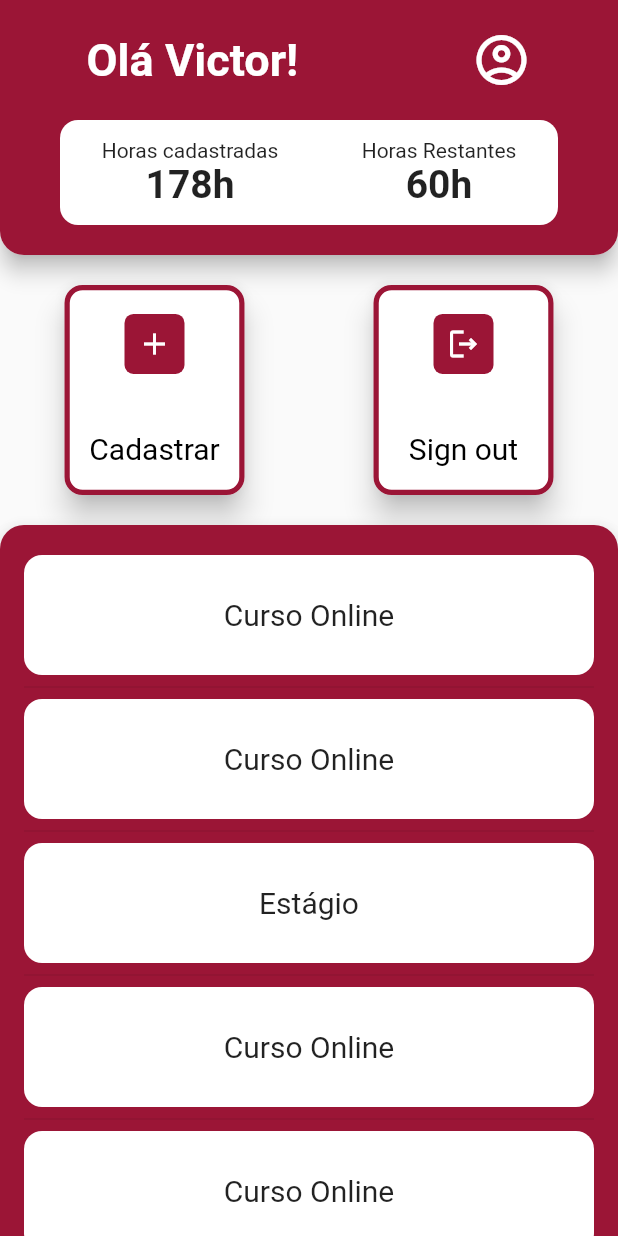
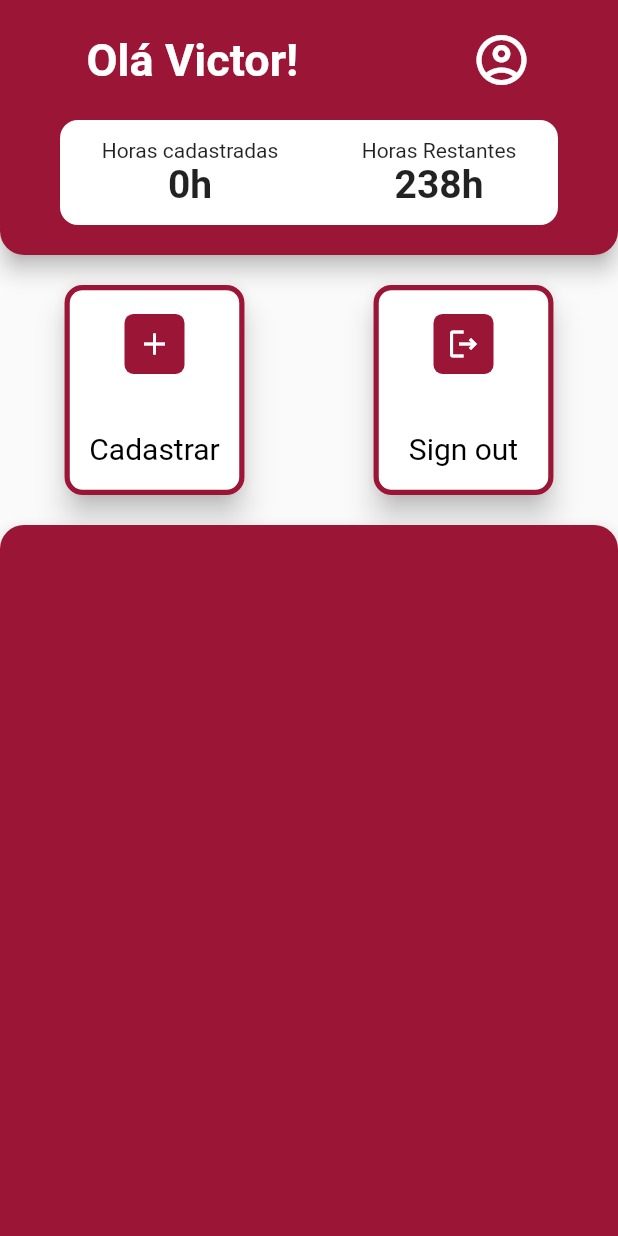
Before and after one commit to JonasCSilva/for_hour, a Flutter app: the screen it shows once a user with an empty profile is signed in, on a phone screen of 412 x 824 dp. Run offline on Flutter 3.47's test engine with Material 2 defaults, Android fonts, the phone set to English and light mode, and no system bars; our stand-ins replace cloud_firestore, firebase_auth, firebase_core; missing offline and left inert: flutter_picker; accounts and stored records are empty.

Commit message:
firestore implemented in home_page

```diff
--- a/lib/home_page.dart
+++ b/lib/home_page.dart
@@ -1,3 +1,4 @@
+import 'package:cloud_firestore/cloud_firestore.dart';
 import 'package:firebase_auth/firebase_auth.dart';
 import 'package:flutter/material.dart';
 import 'package:for_hour/register_page.dart';
@@ -10,19 +11,35 @@ class HomePage extends StatefulWidget {
 }
 
 class _HomePageState extends State<HomePage> {
-  final List<String> entries = <String>[
-    'Curso Online',
-    'Curso Online',
-    'Estágio',
-    'Curso Online',
-    'Curso Online',
-    'Estágio',
-    'Curso Online',
-    'Curso Online'
+  List<Map<String, dynamic>> _entries = <Map<String, dynamic>>[
+    {'hours': 40, 'category': 'Course'},
+    {'hours': 60, 'category': 'Internship'}
   ];
+
+  num _hours = 0;
 
   _signOut() async {
     await FirebaseAuth.instance.signOut();
+  }
+
+  @override
+  void initState() {
+    FirebaseFirestore.instance
+        .collection("users/tIeMjnsFX2Ur69clWHgJvCxxltc2/certificates")
+        .get()
+        .then((event) {
+      final List<Map<String, dynamic>> test = [];
+      num test2 = 0;
+      for (var doc in event.docs) {
+        test.add(doc.data());
+        test2 += doc.data()['hours'];
+      }
+      setState(() {
+        _entries = test;
+        _hours = test2;
+      });
+    });
+    super.initState();
   }
 
   @override
@@ -70,19 +87,19 @@ class _HomePageState extends State<HomePage> {
                           children: [
                             Column(
                                 mainAxisAlignment: MainAxisAlignment.center,
-                                children: const [
-                                  Text('Horas cadastradas'),
-                                  Text('178h',
-                                      style: TextStyle(
+                                children: [
+                                  const Text('Horas cadastradas'),
+                                  Text('${_hours.toString()}h',
+                                      style: const TextStyle(
                                           fontSize: 26,
                                           fontWeight: FontWeight.w700))
                                 ]),
                             Column(
                                 mainAxisAlignment: MainAxisAlignment.center,
-                                children: const [
-                                  Text('Horas Restantes'),
-                                  Text('60h',
-                                      style: TextStyle(
+                                children: [
+                                  const Text('Horas Restantes'),
+                                  Text('${(238 - _hours).toString()}h',
+                                      style: const TextStyle(
                                           fontSize: 26,
                                           fontWeight: FontWeight.w700))
                                 ])
@@ -169,7 +186,7 @@ class _HomePageState extends State<HomePage> {
                   padding: const EdgeInsets.all(16),
                   separatorBuilder: (BuildContext context, int index) =>
                       const Divider(),
-                  itemCount: entries.length,
+                  itemCount: _entries.length,
                   itemBuilder: (BuildContext context, int index) {
                     return Container(
                       decoration: BoxDecoration(
@@ -178,8 +195,24 @@ class _HomePageState extends State<HomePage> {
                       ),
                       height: 80,
                       child: Center(
-                          child: Text(entries[index],
-                              style: const TextStyle(fontSize: 20))),
+                          child: Row(
+                              mainAxisAlignment: MainAxisAlignment.spaceAround,
+                              children: [
+                            Text(_entries[index]['hours'].toString(),
+                                style: const TextStyle(fontSize: 18)),
+                            Text(_entries[index]['category'],
+                                style: const TextStyle(fontSize: 18)),
+                            Text(
+                                _entries[index]['isValidadated'] == null
+                                    ? 'Não validado'
+                                    : 'Validado',
+                                style: TextStyle(
+                                    fontSize: 16,
+                                    color:
+                                        _entries[index]['isValidated'] == null
+                                            ? Colors.red
+                                            : Colors.green))
+                          ])),
                     );
                   },
                 ))),
--- a/lib/register_page.dart
+++ b/lib/register_page.dart
@@ -22,7 +22,7 @@ class _RegisterPageState extends State<RegisterPage> {
       DocumentReference doc = await FirebaseFirestore.instance
           .collection("users/tIeMjnsFX2Ur69clWHgJvCxxltc2/certificates")
           .add({
-        "hours": _hoursController.text,
+        "hours": int.parse(_hoursController.text),
         "category": _categoryController.text,
       });
 
```
